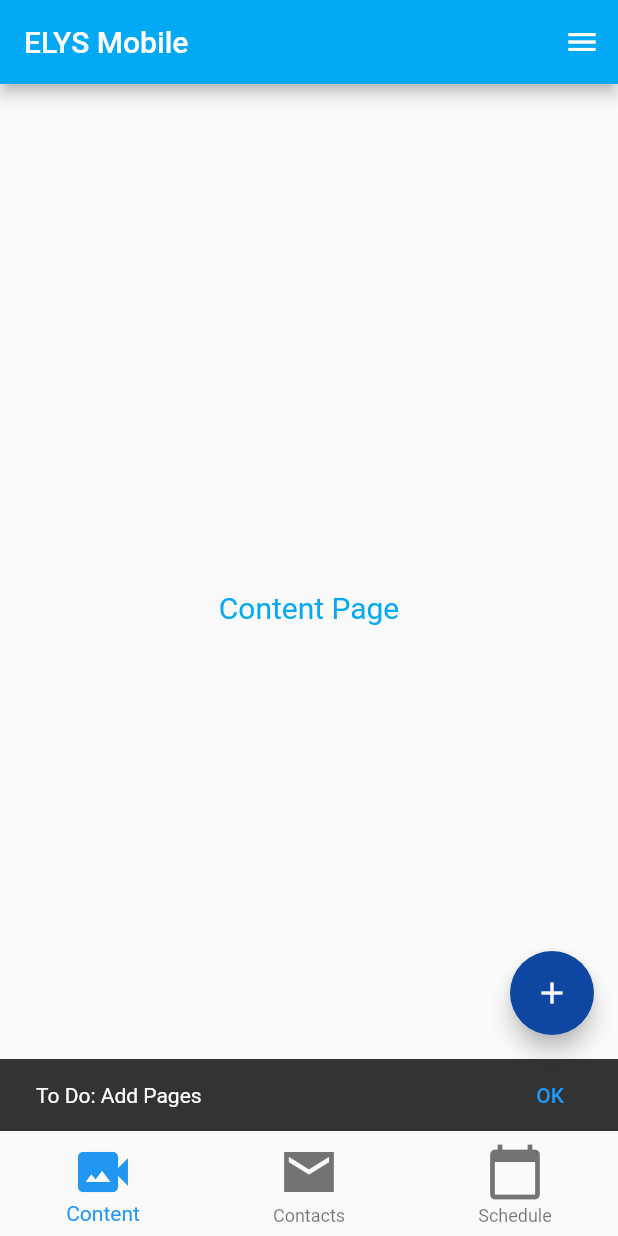
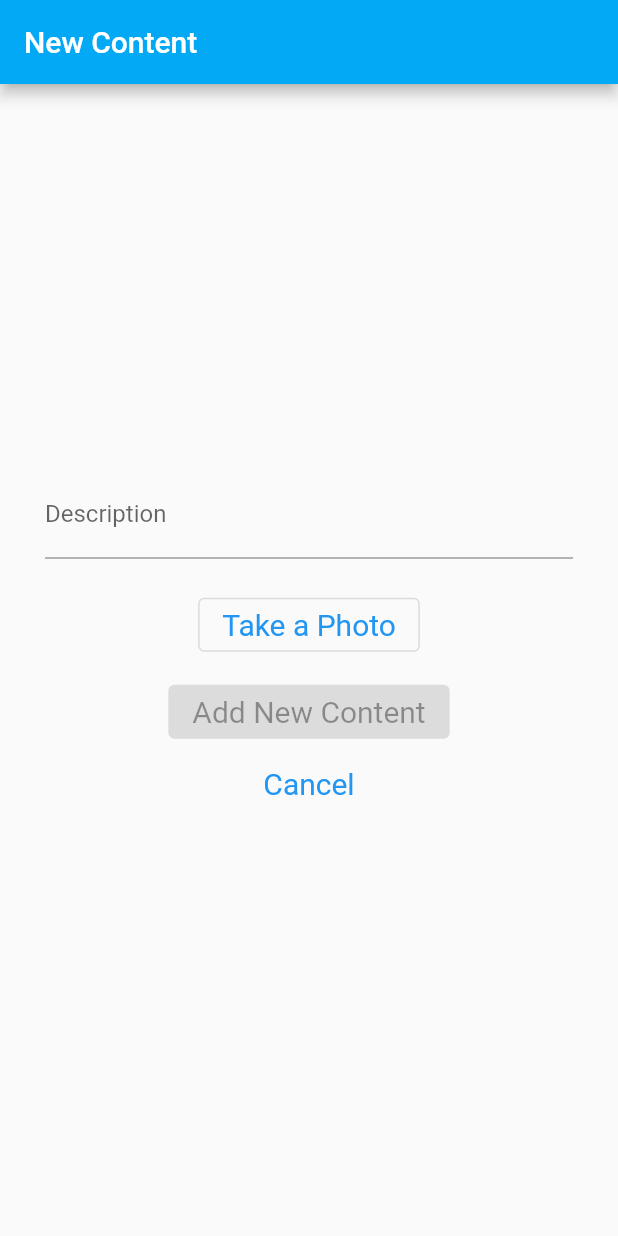
Before and after one commit to elys-app/elys-mobile, a Flutter app: the MainPage screen opened directly, after a tap on the "add" icon, on a phone screen of 412 x 824 dp. Run offline on Flutter 3.47's test engine with Material 2 defaults, Android fonts, the phone set to English and light mode, and no system bars; our stand-ins replace image_picker.

Commit message:
Add new content page

```diff
--- a/lib/dashboard.dart
+++ b/lib/dashboard/dashboard.dart
@@ -1,8 +1,11 @@
+import 'package:elys_mobile/dashboard/newcontent.dart';
 import 'package:flutter/material.dart';
-import 'login/login.dart';
-import 'dashboard/content.dart';
-import 'dashboard/contacts.dart';
-import 'dashboard/schedule.dart';
+import '../login/login.dart';
+
+import 'content.dart';
+import 'newcontent.dart';
+import 'contacts.dart';
+import 'schedule.dart';
 
 class MainPage extends StatefulWidget {
   @override
@@ -33,7 +36,9 @@ class _MainPageState extends State<MainPage> {
         child: ListView(
           padding: EdgeInsets.zero,
           children: <Widget>[
-            DrawerHeader(
+            Container(
+                height: 120,
+                child: DrawerHeader(
                   decoration: BoxDecoration(
                     color: Colors.blue,
                   ),
@@ -41,7 +46,7 @@ class _MainPageState extends State<MainPage> {
                     'User Name',
                     style: TextStyle(color: Colors.white, fontSize: 24),
                   ),
-            ),
+                )),
             ListTile(
               leading: Icon(Icons.settings),
               title: Text(
@@ -55,6 +60,20 @@ class _MainPageState extends State<MainPage> {
                 'About',
                 style: TextStyle(fontSize: 18, color: Colors.lightBlue),
               ),
+            ),
+            ListTile(
+              leading: Icon(Icons.warning_sharp),
+              title: Text(
+                'Panic',
+                style: TextStyle(fontSize: 18, color: Colors.lightBlue),
+              ),
+              onTap: () {
+                final snackBar = SnackBar(
+                  content: const Text('To Do: Add Panic Page'),
+                  action: SnackBarAction(label: 'OK', onPressed: () {}),
+                );
+                ScaffoldMessenger.of(context).showSnackBar(snackBar);
+              },
             ),
             ListTile(
               leading: Icon(Icons.logout),
@@ -90,7 +109,7 @@ class _MainPageState extends State<MainPage> {
           BottomNavigationBarItem(
             icon: Icon(Icons.calendar_today),
             label: 'Schedule',
-          ),
+          )
         ],
         onTap: (index) {
           setState(() {
@@ -100,14 +119,28 @@ class _MainPageState extends State<MainPage> {
       ),
       floatingActionButton: FloatingActionButton(
         onPressed: () {
+          switch (_selectedIndex) {
+            case 0:
+              {
+                Navigator.push(
+                    context,
+                    MaterialPageRoute(
+                        builder: (context) =>
+                            NewContentPage(title: 'New Content')));
+                break;
+              }
+            default:
+              {
                 final snackBar = SnackBar(
                   content: const Text('To Do: Add Pages'),
                   action: SnackBarAction(label: 'OK', onPressed: () {}),
                 );
                 ScaffoldMessenger.of(context).showSnackBar(snackBar);
+              }
+          }
         },
         child: const Icon(Icons.add),
-        backgroundColor: Colors.blue[900],
+        backgroundColor: Colors.lightBlue,
       ),
       body: _widgetOptions.elementAt(_selectedIndex),
     );
--- /dev/null
+++ b/lib/dashboard/newcontent.dart
@@ -0,0 +1,88 @@
+import 'package:flutter/material.dart';
+import 'package:image_picker/image_picker.dart';
+
+class NewContentPage extends StatefulWidget {
+  NewContentPage({Key? key, required this.title}) : super(key: key);
+
+  final String title;
+
+  @override
+  _NewContentPageState createState() => _NewContentPageState();
+}
+
+class _NewContentPageState extends State<NewContentPage> {
+  @override
+  void dispose() {
+    super.dispose();
+  }
+
+  @override
+  Widget build(BuildContext context) {
+    final ButtonStyle style =
+        ElevatedButton.styleFrom(textStyle: const TextStyle(fontSize: 20));
+    final ButtonStyle contentStyle = ElevatedButton.styleFrom(
+        textStyle: const TextStyle(fontSize: 20), primary: Colors.lightBlue);
+
+    return Scaffold(
+      appBar: AppBar(
+        title: Text(
+          widget.title,
+          style: TextStyle(color: Colors.white),
+        ),
+        automaticallyImplyLeading: false,
+      ),
+      body: Center(
+        child: Column(
+          mainAxisAlignment: MainAxisAlignment.center,
+          children: <Widget>[
+            Padding(
+              padding: EdgeInsets.only(
+                  left: 30.0, top: 10.0, right: 30.0, bottom: 10.0),
+              child: const TextField(
+                obscureText: false,
+                decoration: InputDecoration(
+                  labelText: 'Description',
+                ),
+              ),
+            ),
+            Padding(
+              padding: EdgeInsets.only(
+                  left: 30.0, top: 10.0, right: 30.0, bottom: 10.0),
+              child: OutlinedButton(
+                style: style,
+                child: Text('Take a Photo'),
+                onPressed: () {
+                  final snackBar = SnackBar(
+                    content: Text('To Do: Take a Picture'),
+                    action: SnackBarAction(
+                      label: 'OK',
+                      onPressed: () {
+                        // Some code to undo the change.
+                      },
+                    ),
+                  );
+                  ScaffoldMessenger.of(context).showSnackBar(snackBar);
+                },
+              ),
+            ),
+            ElevatedButton(
+              style: style,
+              onPressed: null,
+              child: const Text('Add New Content'),
+            ),
+            TextButton(
+              style: TextButton.styleFrom(
+                textStyle: const TextStyle(fontSize: 20),
+              ),
+              onPressed: () {
+                Navigator.pop(context);
+              },
+              child: const Text('Cancel'),
+            ),
+            const SizedBox(height: 30),
+          ],
+        ),
+      ),
+    );
+  }
+}
--- a/pubspec.yaml
+++ b/pubspec.yaml
@@ -23,6 +23,10 @@ environment:
 dependencies:
   flutter:
     sdk: flutter
+  camera:
+  path:
+  path_provider:
+  image_picker:
 
 
   # The following adds the Cupertino Icons font to your application.
```
Also changed, not shown: lib/login/login.dart (+7 -9 lines), pubspec.lock, 4 other files. Lines whose indentation alone changed are shown as unchanged.
